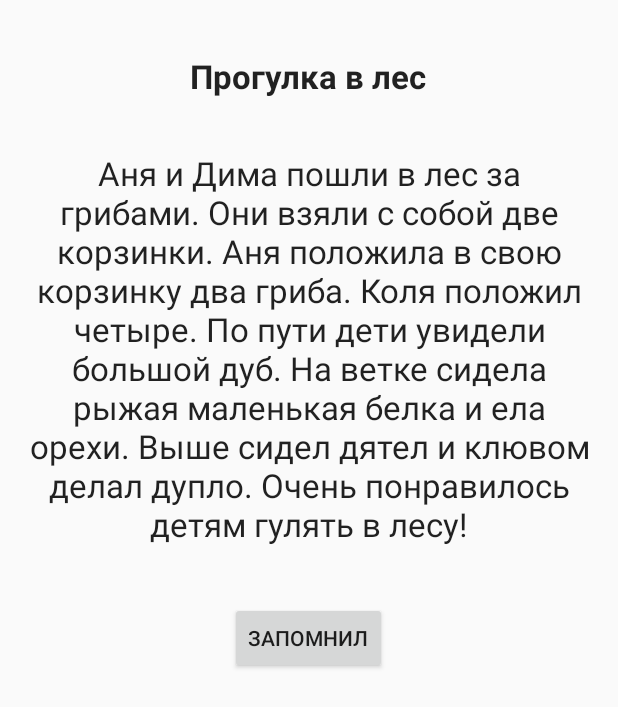
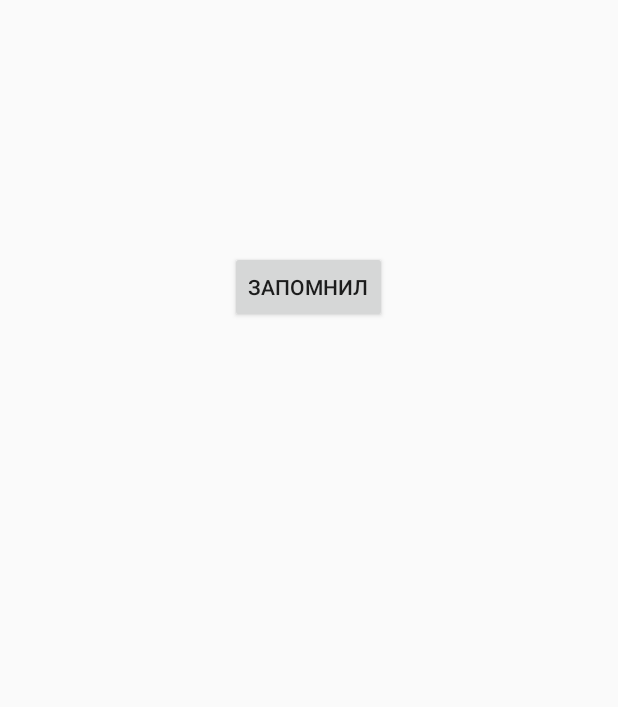
Before and after one commit to vasileuskivadzim/DashkaApp, an Android app: the layout activity_compile_scene_exercise_prepare.xml on its own in the app's theme, with its tools: preview values and no code run, on a phone screen of 412 x 824 dp. Shown: the top 707 px of the screen. Run offline under Robolectric (Android 15) with nearby library versions, the phone set to English and light mode, and no system bars.

Commit message:
Compile scene exersice refactor

```diff
--- a/app/src/main/java/com/dashkasystems/testapp1/ChooseExerciseActivity.java
+++ b/app/src/main/java/com/dashkasystems/testapp1/ChooseExerciseActivity.java
@@ -77,7 +77,7 @@ public class ChooseExerciseActivity extends AppCompatActivity implements Adapter
                 intent = new Intent(this, ReorderTextExerciseActivity.class);
                 break;
             case 12:
-                intent = new Intent(this, CompileSceneExerciseActivity.class);
+                intent = new Intent(this, CompileSceneExercisePrepareActivity.class);
                 break;
             default:
                 intent = new Intent(this, CompileSceneExercisePrepareActivity.class);
--- a/app/src/main/res/layout/activity_compile_scene_exercise_prepare.xml
+++ b/app/src/main/res/layout/activity_compile_scene_exercise_prepare.xml
@@ -11,33 +11,33 @@
     tools:context="com.dashkasystems.testapp1.CompileSceneExercisePrepareActivity">
 
     <TextView
-        android:text="Аня и Дима пошли в лес за грибами. Они взяли с собой две корзинки. Аня положила в свою корзинку два гриба. Коля положил четыре. По пути дети увидели большой дуб. На ветке сидела рыжая маленькая белка и ела орехи. Выше сидел дятел и клювом делал дупло. Очень понравилось детям гулять в лесу!"
+        android:text=""
         android:layout_width="wrap_content"
         android:layout_height="wrap_content"
         android:layout_marginTop="35dp"
-        android:id="@+id/textView3"
+        android:id="@+id/textView"
         android:textAppearance="@style/TextAppearance.AppCompat.Large"
         android:gravity="center_horizontal"
-        android:layout_below="@+id/textView4"
+        android:layout_below="@+id/title"
         android:layout_alignParentStart="true" />
 
     <Button
         android:text="Запомнил"
         android:layout_width="wrap_content"
         android:layout_height="wrap_content"
-        android:id="@+id/button"
-        android:layout_below="@+id/textView3"
+        android:id="@+id/checkBtn"
+        android:layout_below="@+id/textView"
         android:layout_centerHorizontal="true"
         android:layout_marginTop="37dp" />
 
     <TextView
-        android:text="Прогулка в лес"
+        android:text=""
         android:layout_width="wrap_content"
         android:layout_height="wrap_content"
-        android:id="@+id/textView4"
+        android:id="@+id/title"
         android:textAppearance="@style/TextAppearance.AppCompat.Large"
         android:layout_marginTop="20dp"
+        android:textStyle="normal|bold"
         android:layout_alignParentTop="true"
-        android:layout_centerHorizontal="true"
-        android:textStyle="normal|bold" />
+        android:layout_centerHorizontal="true" />
 </RelativeLayout>
```
Also changed, not shown: app/src/main/java/com/dashkasystems/testapp1/CompileSceneExercise.java (+85 -3 lines), app/src/main/java/com/dashkasystems/testapp1/CompileSceneExerciseActivity.java (+1 -55 lines), app/src/main/java/com/dashkasystems/testapp1/CompileSceneExercisePrepareActivity.java (+24 -1 lines), app/src/main/java/com/dashkasystems/testapp1/Text.java (added, +26 -0 lines).
